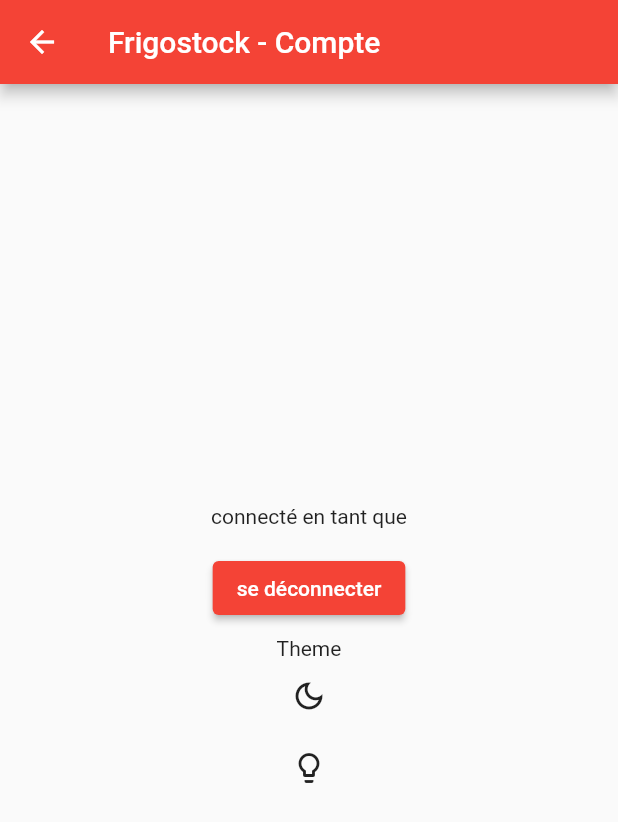
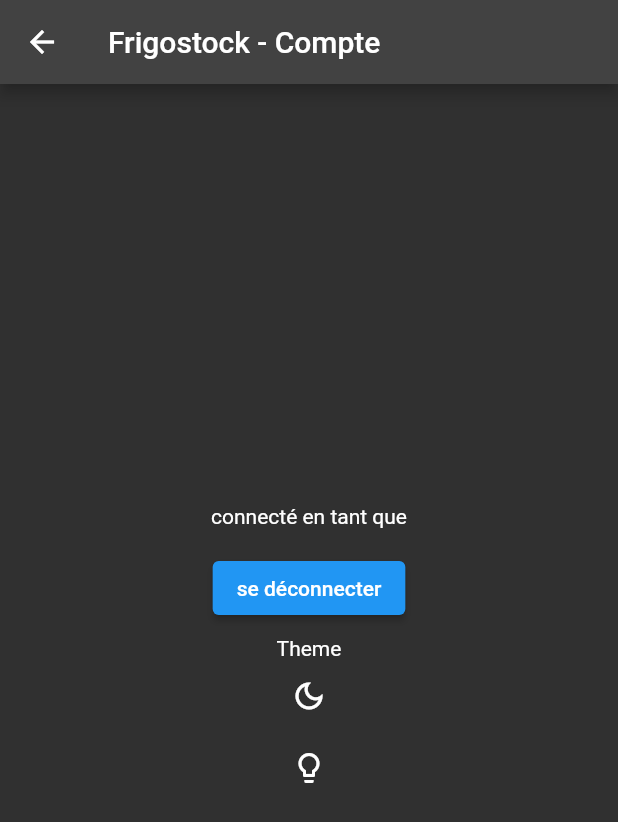
Before and after one commit to Jokay03J/frigostock-app, a Flutter app: the screen it shows once a user with an empty profile is signed in, item 3 of the bottom bar chosen, after a tap on the "dark mode" icon, on a phone screen of 412 x 824 dp. Shown: the top 822 px of the screen. Run offline on Flutter 3.47's test engine with Material 2 defaults, Android fonts, the phone set to English and light mode, and no system bars; our stand-ins replace cloud_firestore, dio, email_validator, firebase_auth, firebase_core; missing offline and left inert: flutter_barcode_scanner, quick_actions; accounts and stored records are empty; generated files the repository leaves out were written again.

Commit message:
update main page
*create function for change theme

```diff
--- a/lib/main.dart
+++ b/lib/main.dart
@@ -17,14 +17,56 @@
 
   SystemChrome.setPreferredOrientations(
       [DeviceOrientation.portraitUp, DeviceOrientation.portraitDown]).then((_) {
-    runApp(
-      MaterialApp(
+    runApp(const App());
+  });
+}
+
+class App extends StatefulWidget {
+  const App({Key? key}) : super(key: key);
+
+  @override
+  _App createState() => _App();
+
+  static _App? of(BuildContext context) =>
+      context.findAncestorStateOfType<_App>();
+}
+
+class _App extends State<App> {
+  ThemeMode _themeMode = ThemeMode.system;
+  int SelectedIndex = 0;
+
+  Future<void> changeTheme(int themeMode) async {
+    switch (themeMode) {
+      case 0:
+        setState(() {
+          SelectedIndex = 0;
+          _themeMode = ThemeMode.system;
+        });
+        break;
+      case 1:
+        setState(() {
+          SelectedIndex = 1;
+          _themeMode = ThemeMode.dark;
+        });
+        break;
+      case 2:
+        setState(() {
+          SelectedIndex = 2;
+          _themeMode = ThemeMode.light;
+        });
+        break;
+    }
+  }
+
+  @override
+  Widget build(BuildContext context) {
+    return MaterialApp(
       home: const Home(title: "Frigostock - Accueil"),
       theme: ThemeData(
         primarySwatch: Colors.red,
       ),
       darkTheme: ThemeData(brightness: Brightness.dark),
-        themeMode: ThemeMode.system,
+      themeMode: _themeMode,
       routes: <String, WidgetBuilder>{
         '/newProduct': (BuildContext context) =>
             const NewProductPage(title: "Frigostock - Nouveaux Produit"),
@@ -36,7 +78,6 @@
             const Register(title: "Frigostock - Inscription"),
       },
       title: "Frigostock",
-      ),
     );
-  });
   }
+}
```
Lines whose indentation alone changed are shown as unchanged.
